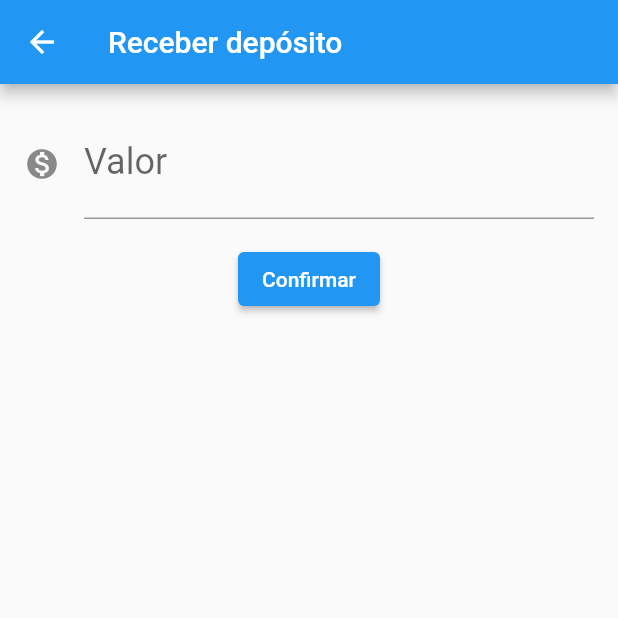
After one commit to leoomolina/alura-byte-bank, a Flutter app: the screen it shows after launch, after a tap on "Receber depósito", on a phone screen of 412 x 824 dp, the top half of it. The commit adds this screen. Run offline on Flutter 3.47's test engine with Material 2 defaults, Android fonts, the phone set to English and light mode, and no system bars; our stand-ins replace firebase_core, firebase_crashlytics, sqflite; missing offline and left inert: giffy_dialog, http_interceptor; accounts and stored records are empty.

Commit message:
Criando lista de Transferências e gerenciando múltiplos providers e recalculando saldo

```diff
--- a/lib/main.dart
+++ b/lib/main.dart
@@ -7,6 +7,8 @@ import 'package:firebase_crashlytics/firebase_crashlytics.dart';
 import 'package:flutter/foundation.dart';
 import 'package:flutter/material.dart';
 import 'package:provider/provider.dart';
+
+import 'models/transferencias.dart';
 
 void main() async {
   WidgetsFlutterBinding.ensureInitialized();
@@ -21,12 +23,17 @@ void main() async {
   }
 
   runZonedGuarded<Future<void>>(() async {
-    runApp(
-      ChangeNotifierProvider(
-        create: (context) => Saldo(0),
-        child: ByteBankApp(),
-      ),
-    );
+    runApp(MultiProvider(
+      providers: [
+        ChangeNotifierProvider(
+          create: (context) => Saldo(0),
+        ),
+        ChangeNotifierProvider(
+          create: (context) => Transferencias(),
+        )
+      ],
+      child: ByteBankApp(),
+    ));
   }, FirebaseCrashlytics.instance.recordError);
 }
 
--- a/lib/models/saldo.dart
+++ b/lib/models/saldo.dart
@@ -1,9 +1,21 @@
 import 'package:flutter/material.dart';
 
 class Saldo extends ChangeNotifier {
-  final double valor;
+  double valor;
 
   Saldo(this.valor);
+
+  void adiciona(double valor) {
+    this.valor += valor;
+
+    notifyListeners();
+  }
+
+  void subtrai(double valor) {
+    this.valor -= valor;
+
+    notifyListeners();
+  }
 
   @override
   String toString() {
--- a/lib/screens/dashboard/dashboard.dart
+++ b/lib/screens/dashboard/dashboard.dart
@@ -1,8 +1,9 @@
 import 'package:bytebank/components/byte_bank_app_bar.dart';
 import 'package:bytebank/screens/dashboard/saldo.dart';
-import 'package:bytebank/screens/contacts_list.dart';
-import 'package:bytebank/screens/transactions_list.dart';
+import 'package:bytebank/screens/transferencia/formulario.dart';
 import 'package:flutter/material.dart';
+
+import '../deposito/formulario.dart';
 
 class Dashboard extends StatelessWidget {
   @override
@@ -12,64 +13,91 @@ class Dashboard extends StatelessWidget {
         context: context,
         title: 'ByteBank',
       ),
-      body: Align(
-        alignment: Alignment.topCenter,
-        child: SaldoCard(),
+      body: ListView(
+        children: [
+          Align(
+            alignment: Alignment.topCenter,
+            child: SaldoCard(),
+          ),
+          ButtonBar(
+            alignment: MainAxisAlignment.center,
+            children: [
+              ElevatedButton(
+                onPressed: () {
+                  Navigator.push(context, MaterialPageRoute(builder: (context) {
+                    return FormularioDeposito();
+                  }));
+                },
+                child: Text('Receber depósito'),
+                style: ElevatedButton.styleFrom(primary: Colors.green),
+              ),
+              ElevatedButton(
+                onPressed: () {
+                  Navigator.push(context, MaterialPageRoute(builder: (context) {
+                    return FormularioTransferencia();
+                  }));
+                },
+                child: Text('Nova transferência'),
+                style: ElevatedButton.styleFrom(primary: Colors.green),
+              ),
+            ],
+          )
+        ],
       ),
     );
   }
 
-  void _mostrarListaContatos(BuildContext context) {
-    Navigator.of(context).push(MaterialPageRoute(
-      builder: (context) => ContactsList(),
-    ));
-  }
+//   void _mostrarListaContatos(BuildContext context) {
+//     Navigator.of(context).push(MaterialPageRoute(
+//       builder: (context) => ContactsList(),
+//     ));
+//   }
 
-  void _mostrarListaTransacoes(BuildContext context) {
-    Navigator.of(context).push(MaterialPageRoute(
-      builder: (context) => TransactionsList(),
-    ));
-  }
+//   void _mostrarListaTransacoes(BuildContext context) {
+//     Navigator.of(context).push(MaterialPageRoute(
+//       builder: (context) => TransactionsList(),
+//     ));
+//   }
+// }
+
+// class _FeatureItem extends StatelessWidget {
+//   final String name;
+//   final IconData icon;
+//   final Function onClick;
+
+//   _FeatureItem(this.name, this.icon, {required this.onClick});
+
+//   @override
+//   Widget build(BuildContext context) {
+//     return Padding(
+//       padding: const EdgeInsets.all(8.0),
+//       child: Material(
+//         color: Theme.of(context).primaryColor,
+//         child: InkWell(
+//           onTap: () {
+//             onClick();
+//           },
+//           child: Container(
+//             padding: EdgeInsets.all(8.0),
+//             width: 150,
+//             child: Column(
+//               mainAxisAlignment: MainAxisAlignment.spaceBetween,
+//               crossAxisAlignment: CrossAxisAlignment.start,
+//               children: [
+//                 Icon(
+//                   icon,
+//                   color: Colors.white,
+//                   size: 32,
+//                 ),
+//                 Text(
+//                   name,
+//                   style: TextStyle(color: Colors.white, fontSize: 16.0),
+//                 ),
+//               ],
+//             ),
+//           ),
+//         ),
+//       ),
+//     );
+//   }
 }
-
-class _FeatureItem extends StatelessWidget {
-  final String name;
-  final IconData icon;
-  final Function onClick;
-
-  _FeatureItem(this.name, this.icon, {required this.onClick});
-
-  @override
-  Widget build(BuildContext context) {
-    return Padding(
-      padding: const EdgeInsets.all(8.0),
-      child: Material(
-        color: Theme.of(context).primaryColor,
-        child: InkWell(
-          onTap: () {
-            onClick();
-          },
-          child: Container(
-            padding: EdgeInsets.all(8.0),
-            width: 150,
-            child: Column(
-              mainAxisAlignment: MainAxisAlignment.spaceBetween,
-              crossAxisAlignment: CrossAxisAlignment.start,
-              children: [
-                Icon(
-                  icon,
-                  color: Colors.white,
-                  size: 32,
-                ),
-                Text(
-                  name,
-                  style: TextStyle(color: Colors.white, fontSize: 16.0),
-                ),
-              ],
-            ),
-          ),
-        ),
-      ),
-    );
-  }
-}
--- /dev/null
+++ b/lib/screens/deposito/formulario.dart
@@ -0,0 +1,56 @@
+import 'package:flutter/material.dart';
+import 'package:provider/provider.dart';
+
+import '../../components/editor.dart';
+import '../../models/saldo.dart';
+
+const _tituloAppBar = 'Receber depósito';
+
+const _rotuloCampoValor = 'Valor';
+const _dicaCampoValor = '0.00';
+
+const _textoBotaoConfirmar = 'Confirmar';
+
+class FormularioDeposito extends StatelessWidget {
+  final TextEditingController _controllerCampoValor = TextEditingController();
+
+  @override
+  Widget build(BuildContext context) {
+    return Scaffold(
+      appBar: AppBar(
+        title: const Text(_tituloAppBar),
+      ),
+      body: SingleChildScrollView(
+        child: Column(children: <Widget>[
+          Editor(
+              controlador: _controllerCampoValor,
+              rotulo: _rotuloCampoValor,
+              dica: _dicaCampoValor,
+              icone: Icons.monetization_on),
+          ElevatedButton(
+            onPressed: () => _criaDeposito(context),
+            child: Text(_textoBotaoConfirmar),
+          )
+        ]),
+      ),
+    );
+  }
+
+  _criaDeposito(context) {
+    final double? valor = double.tryParse(_controllerCampoValor.text);
+
+    if (_validaDeposito(valor)) {
+      _atualizaEstado(context, valor);
+      Navigator.of(context).pop();
+    }
+  }
+
+  _validaDeposito(valor) {
+    final campoPreenchido = valor != null;
+    return campoPreenchido;
+  }
+
+  _atualizaEstado(context, valor) {
+    Provider.of<Saldo>(context, listen: false).adiciona(valor);
+  }
+}
--- a/lib/screens/transaction_form.dart
+++ b/lib/screens/transaction_form.dart
@@ -1,3 +1,5 @@
+// ignore_for_file: import_of_legacy_library_into_null_safe
+
 import 'dart:async';
 import 'dart:developer';
 import 'package:bytebank/components/byte_bank_app_bar.dart';
--- a/lib/screens/transferencia/formulario.dart
+++ b/lib/screens/transferencia/formulario.dart
@@ -1,7 +1,11 @@
 import 'package:bytebank/components/byte_bank_app_bar.dart';
 import 'package:bytebank/components/editor.dart';
 import 'package:bytebank/models/transferencia.dart';
+import 'package:bytebank/models/transferencias.dart';
 import 'package:flutter/material.dart';
+import 'package:provider/provider.dart';
+
+import '../../models/saldo.dart';
 
 const _tituloAppBar = 'Cadastrando tsransferência';
 
@@ -14,14 +18,7 @@ const _dicaCampoValor = '0.00';
 const _textoBotaoConfirmar = 'Confirmar';
 const _msgGravadoSucesso = 'Transferência gravada com sucesso!';
 
-class FormularioTransferencia extends StatefulWidget {
-  @override
-  State<StatefulWidget> createState() {
-    return FormularioTransferenciaState();
-  }
-}
-
-class FormularioTransferenciaState extends State<FormularioTransferencia> {
+class FormularioTransferencia extends StatelessWidget {
   final TextEditingController _controllerCampoNumeroConta =
       TextEditingController();
   final TextEditingController _controllerCampoValor = TextEditingController();
@@ -56,14 +53,31 @@ class FormularioTransferenciaState extends State<FormularioTransferencia> {
   void _criaTransferencia(BuildContext context) {
     final String numeroConta = _controllerCampoNumeroConta.text;
     final double? valor = double.tryParse(_controllerCampoValor.text);
-    if (numeroConta != '' && valor != null) {
-      final transferenciaCriada = Transferencia(valor, numeroConta);
+    if (_validaTransferencia(context, numeroConta, valor)) {
+      final novaTransferencia = Transferencia(valor!, numeroConta);
       ScaffoldMessenger.of(context).showSnackBar(
         SnackBar(
           content: Text(_msgGravadoSucesso),
         ),
       );
-      Navigator.pop(context, transferenciaCriada);
+
+      _atualizaEstado(context, novaTransferencia, valor);
+
+      Navigator.pop(context);
     }
   }
+
+  _validaTransferencia(context, numeroConta, valor) {
+    final campoPreenchido = numeroConta != '' && valor != null;
+    final _saldoSuficiente =
+        valor <= Provider.of<Saldo>(context, listen: false).valor;
+    return campoPreenchido && _saldoSuficiente;
+  }
+
+  _atualizaEstado(context, novaTransferencia, valor) {
+    Provider.of<Transferencias>(context, listen: false)
+        .adiciona(novaTransferencia);
+
+    Provider.of<Saldo>(context, listen: false).subtrai(valor);
+  }
 }
```
Also changed, not shown: lib/models/transferencias.dart (added, +14 -0 lines).
